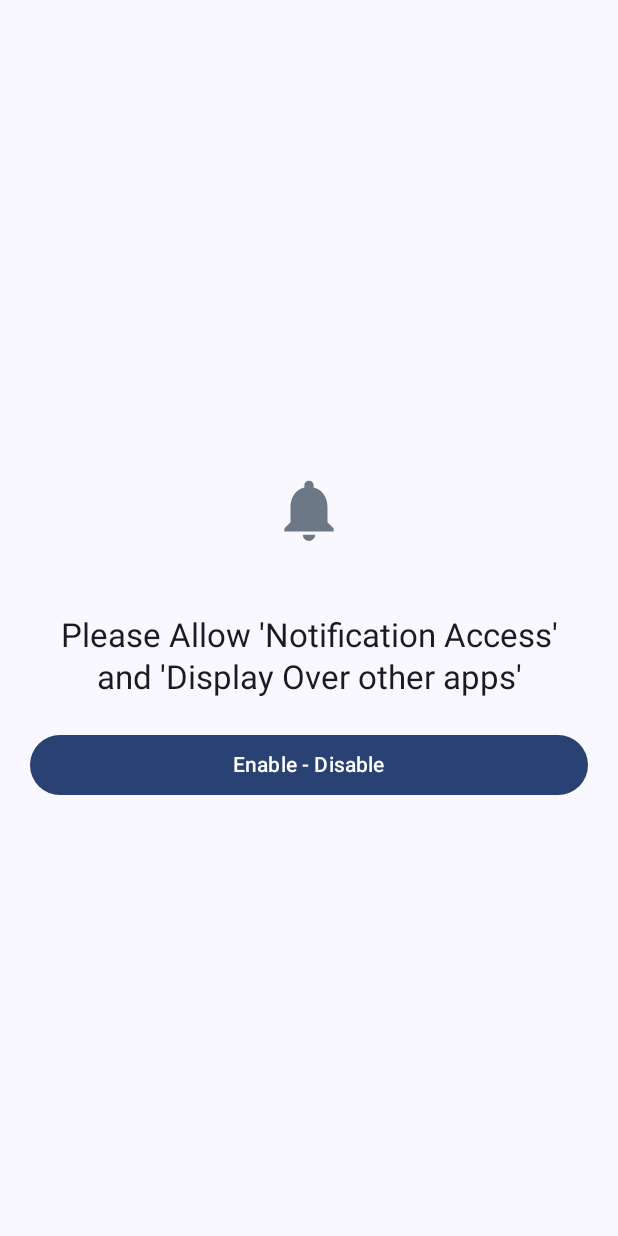
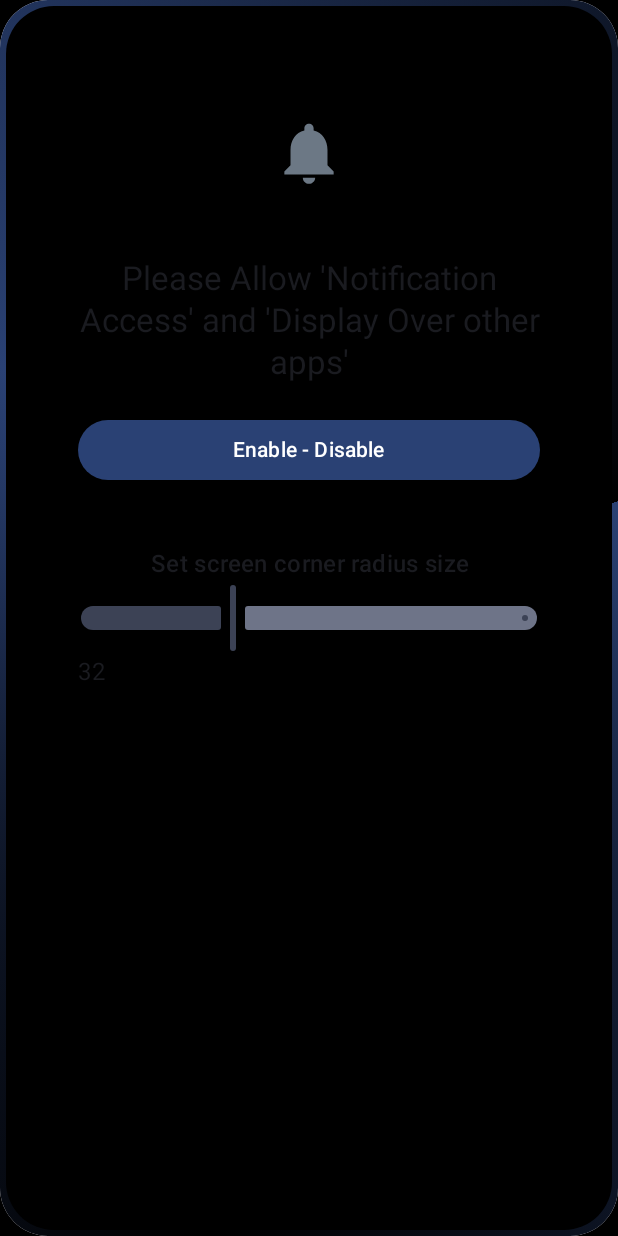
Before and after one commit to serkan-y38/Android-Notification-Lighting, an Android app built with Jetpack Compose: the screen it shows after launch (MainActivity), on a phone screen of 412 x 824 dp. Run offline under Robolectric (Android 15) with nearby library versions, the phone set to English and light mode, and no system bars; libraries missing offline, so code that uses them is left out: androidx.palette.graphics.

Commit message:
minor changes

```diff
--- a/app/build.gradle.kts
+++ b/app/build.gradle.kts
@@ -72,4 +72,6 @@ dependencies {
 
     implementation("androidx.palette:palette-ktx:1.0.0")
     implementation("com.google.accompanist:accompanist-drawablepainter:0.34.0")
+    implementation("androidx.datastore:datastore-preferences:1.0.0")
+
 }
--- /dev/null
+++ b/app/src/main/java/com/yilmaz/notificationlistener/DataStoreUtils.kt
@@ -0,0 +1,30 @@
+package com.yilmaz.notificationlistener
+
+import android.content.Context
+import androidx.datastore.core.DataStore
+import androidx.datastore.preferences.core.Preferences
+import androidx.datastore.preferences.core.edit
+import androidx.datastore.preferences.core.intPreferencesKey
+import androidx.datastore.preferences.preferencesDataStore
+import kotlinx.coroutines.flow.Flow
+import kotlinx.coroutines.flow.map
+
+class DataStoreUtils(private val context: Context) {
+
+    fun getScreenCornerRadiusSize(): Flow<Int> = context.dataStore.data
+        .map { preferences ->
+            preferences[SIZE_KEY] ?: 32
+        }
+
+    suspend fun setScreenCornerRadiusSize(theme: Int) {
+        context.dataStore.edit { preferences ->
+            preferences[SIZE_KEY] = theme
+        }
+    }
+
+    companion object {
+        private val Context.dataStore: DataStore<Preferences> by preferencesDataStore("settings")
+        private val SIZE_KEY = intPreferencesKey("screen_corner_radius_size")
+    }
+
+}
--- a/app/src/main/java/com/yilmaz/notificationlistener/MainActivity.kt
+++ b/app/src/main/java/com/yilmaz/notificationlistener/MainActivity.kt
@@ -1,12 +1,16 @@
 package com.yilmaz.notificationlistener
 
+import android.annotation.SuppressLint
 import android.content.Intent
 import android.net.Uri
 import android.os.Bundle
 import android.provider.Settings
+import android.view.WindowManager
 import androidx.activity.ComponentActivity
 import androidx.activity.compose.setContent
 import androidx.compose.foundation.Image
+import androidx.compose.foundation.background
+import androidx.compose.foundation.layout.Arrangement
 import androidx.compose.foundation.layout.Box
 import androidx.compose.foundation.layout.Column
 import androidx.compose.foundation.layout.fillMaxSize
@@ -15,22 +19,59 @@ import androidx.compose.foundation.layout.height
 import androidx.compose.foundation.layout.padding
 import androidx.compose.foundation.layout.width
 import androidx.compose.foundation.layout.wrapContentHeight
+import androidx.compose.foundation.shape.RoundedCornerShape
 import androidx.compose.material3.Button
 import androidx.compose.material3.MaterialTheme
+import androidx.compose.material3.Slider
+import androidx.compose.material3.SliderDefaults
 import androidx.compose.material3.Surface
 import androidx.compose.material3.Text
+import androidx.compose.runtime.collectAsState
+import androidx.compose.runtime.getValue
+import androidx.compose.runtime.mutableFloatStateOf
+import androidx.compose.runtime.remember
+import androidx.compose.runtime.rememberCoroutineScope
+import androidx.compose.runtime.setValue
 import androidx.compose.ui.Alignment
 import androidx.compose.ui.Modifier
+import androidx.compose.ui.graphics.Color
+import androidx.compose.ui.platform.LocalContext
 import androidx.compose.ui.res.painterResource
 import androidx.compose.ui.text.style.TextAlign
 import androidx.compose.ui.unit.dp
+import androidx.core.view.WindowCompat
+import androidx.core.view.WindowInsetsCompat
+import androidx.core.view.WindowInsetsControllerCompat
 import com.yilmaz.notificationlistener.ui.theme.NotificationListenerTheme
+import kotlinx.coroutines.launch
 
 class MainActivity : ComponentActivity() {
+    @SuppressLint("UseCompatLoadingForDrawables")
     override fun onCreate(savedInstanceState: Bundle?) {
         super.onCreate(savedInstanceState)
 
+        WindowCompat.setDecorFitsSystemWindows(window, false)
+
+        WindowInsetsControllerCompat(window, window.decorView.rootView).let { controller ->
+            controller.hide(WindowInsetsCompat.Type.navigationBars())
+            controller.systemBarsBehavior =
+                WindowInsetsControllerCompat.BEHAVIOR_SHOW_TRANSIENT_BARS_BY_SWIPE
+        }
+
+        this.window.setFlags(
+            WindowManager.LayoutParams.FLAG_LAYOUT_NO_LIMITS,
+            WindowManager.LayoutParams.FLAG_LAYOUT_NO_LIMITS
+        )
+
         setContent {
+
+            val context = LocalContext.current
+            val dataStoreUtils = DataStoreUtils(context)
+            val coroutineScope = rememberCoroutineScope()
+            val size = DataStoreUtils(applicationContext).getScreenCornerRadiusSize()
+                .collectAsState(initial = 32)
+            var sliderPosition by remember { mutableFloatStateOf(size.value.toFloat()) }
+
             NotificationListenerTheme {
                 // A surface container using the 'background' color from the theme
                 Surface(
@@ -43,9 +84,23 @@ class MainActivity : ComponentActivity() {
                         Column(
                             modifier = Modifier
                                 .fillMaxWidth()
-                                .wrapContentHeight()
-                                .padding(20.dp)
-                                .align(Alignment.Center)
+                                .background(Color.Black),
+                            verticalArrangement = Arrangement.Center,
+                            horizontalAlignment = Alignment.CenterHorizontally
+                        ) {
+                            AnimatedBorder(
+                                shape = RoundedCornerShape(size = size.value.dp),
+                                gradientColors = listOf(
+                                    MaterialTheme.colorScheme.primary,
+                                    Color.Black,
+                                    MaterialTheme.colorScheme.primary,
+                                    Color.Black
+                                ),
+                                icon = null,
+                                content = {
+                                    Column(
+                                        modifier = Modifier
+                                            .padding(48.dp)
                                     ) {
                                         Image(
                                             modifier = Modifier
@@ -74,6 +129,37 @@ class MainActivity : ComponentActivity() {
                                             },
                                             content = {
                                                 Text(text = "Enable - Disable")
+                                            }
+                                        )
+                                        Text(
+                                            textAlign = TextAlign.Center,
+                                            modifier = Modifier
+                                                .fillMaxWidth()
+                                                .wrapContentHeight()
+                                                .padding(top = 40.dp),
+                                            style = MaterialTheme.typography.titleMedium,
+                                            text = "Set screen corner radius size"
+                                        )
+                                        Slider(
+                                            value = sliderPosition,
+                                            onValueChange = {
+                                                sliderPosition = it
+                                                coroutineScope.launch {
+                                                    dataStoreUtils.setScreenCornerRadiusSize(
+                                                        sliderPosition.toInt()
+                                                    )
+                                                }
+                                            },
+                                            colors = SliderDefaults.colors(
+                                                thumbColor = MaterialTheme.colorScheme.secondary,
+                                                activeTrackColor = MaterialTheme.colorScheme.secondary,
+                                                inactiveTrackColor = MaterialTheme.colorScheme.secondaryContainer,
+                                            ),
+                                            valueRange = 16f..64f
+                                        )
+                                        Text(text = sliderPosition.toInt().toString())
+                                    }
+
                                 }
                             )
                         }
--- a/app/src/main/java/com/yilmaz/notificationlistener/WakeupActivity.kt
+++ b/app/src/main/java/com/yilmaz/notificationlistener/WakeupActivity.kt
@@ -28,6 +28,7 @@ import androidx.compose.foundation.layout.width
 import androidx.compose.foundation.shape.RoundedCornerShape
 import androidx.compose.material3.Surface
 import androidx.compose.runtime.Composable
+import androidx.compose.runtime.collectAsState
 import androidx.compose.runtime.getValue
 import androidx.compose.ui.Alignment
 import androidx.compose.ui.Modifier
@@ -73,6 +74,10 @@ class WakeupActivity : ComponentActivity() {
         val color2 = Color.Black
 
         setContent {
+
+            val size = DataStoreUtils(applicationContext).getScreenCornerRadiusSize()
+                .collectAsState(initial = 32)
+
             NotificationListenerTheme {
                 // A surface container using the 'background' color from the theme
                 Surface(
@@ -86,7 +91,12 @@ class WakeupActivity : ComponentActivity() {
                         verticalArrangement = Arrangement.Center,
                         horizontalAlignment = Alignment.CenterHorizontally
                     ) {
-                        AnimatedBorder(gradientColors = listOf(color1, color2), icon = icon)
+                        AnimatedBorder(
+                            shape = RoundedCornerShape(size = size.value.dp),
+                            gradientColors = listOf(color1, color2, color1, color2),
+                            icon = icon,
+                            content = {}
+                        )
                     }
                     Handler(Looper.getMainLooper()).postDelayed({ finish() }, 5000)
                 }
@@ -101,9 +111,10 @@ class WakeupActivity : ComponentActivity() {
 
 @Composable
 fun AnimatedBorder(
-    icon: Drawable,
+    icon: Drawable?,
     gradientColors: List<Color>,
-    shape: Shape = RoundedCornerShape(size = 32.dp),
+    shape: Shape,
+    content: @Composable() () -> Unit
 ) {
     val infiniteTransaction = rememberInfiniteTransition(label = "infinite color transaction")
 
@@ -144,7 +155,7 @@ fun AnimatedBorder(
                         },
                     color = Color.Black,
                     shape = shape,
-                    content = {}
+                    content = { content() }
                 )
             }
         )
```
Lines whose indentation alone changed are shown as unchanged.
